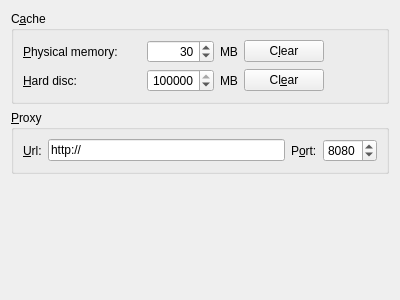
First picture: the form in src/lib/MarbleCacheSettingsWidget.ui, repository KDE/marble, before the edit.
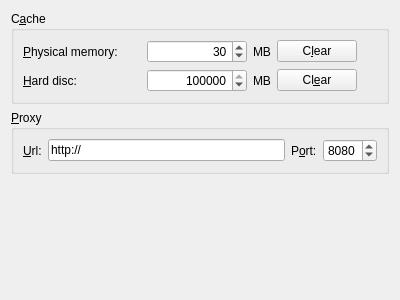
Second picture: the form after the edit.

Commit message: - Adding the class FileStorageWatcher that watches the persistent cache size and deletes files if the current cache size exceeds the cache limit. - Some small documentation changes.

The edit to the form file:
```diff
--- a/src/lib/MarbleCacheSettingsWidget.ui
+++ b/src/lib/MarbleCacheSettingsWidget.ui
@@ -102,6 +102,12 @@
       </item>
       <item row="1" column="1" >
        <widget class="QSpinBox" name="kcfg_persistentTileCacheLimit" >
+        <property name="minimumSize" >
+	 <size>
+	  <width>100</width>
+	  <height>0</height>
+	 </size>
+	</property>
         <property name="alignment" >
          <enum>Qt::AlignRight</enum>
         </property>
@@ -111,6 +117,9 @@
         <property name="value" >
          <number>999999</number>
         </property>
+	<property name="specialValueText" >
+	 <string>Unlimited</string>
+	</property>
        </widget>
       </item>
       <item row="1" column="2" >
```
The commit also changes 14 other files.
